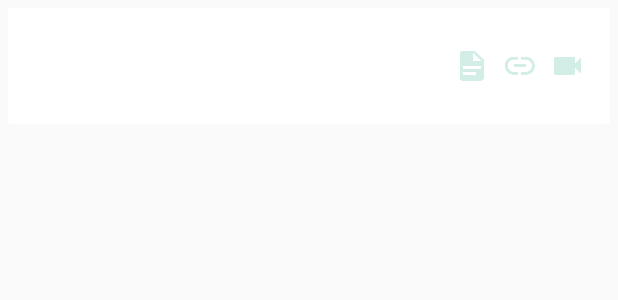
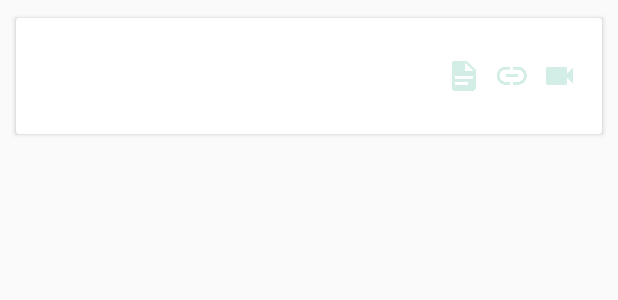
Before and after one commit to HeyYZU/HeyYZU-Android, an Android app: the layout item_material.xml on its own in the app's theme, with its tools: preview values and no code run, on a phone screen of 412 x 824 dp. Shown: the top 300 px of the screen. Run offline under Robolectric (Android 15) with nearby library versions, the phone set to English and light mode, and no system bars.

Commit message:
Unified card view margin inside recyclerview

```diff
--- a/app/src/main/res/layout/item_material.xml
+++ b/app/src/main/res/layout/item_material.xml
@@ -2,8 +2,11 @@
 <android.support.v7.widget.CardView xmlns:android="http://schemas.android.com/apk/res/android"
     android:layout_width="match_parent"
     android:layout_height="wrap_content"
-    android:layout_margin="5dp"
-    app:cardElevation="0dp"
+    android:elevation="0dp"
+    app:cardUseCompatPadding="true"
+    android:layout_marginTop="8dp"
+    android:layout_marginLeft="8dp"
+    android:layout_marginRight="8dp"
     xmlns:app="http://schemas.android.com/apk/res-auto">
 
     <android.support.constraint.ConstraintLayout
--- a/app/src/main/res/layout/recycle_view.xml
+++ b/app/src/main/res/layout/recycle_view.xml
@@ -24,7 +24,10 @@
         app:layout_behavior="@string/appbar_scrolling_view_behavior"
         app:layout_constraintTop_toTopOf="parent"
         app:layout_constraintLeft_toLeftOf="parent"
-        app:layout_constraintRight_toRightOf="parent" />
+        app:layout_constraintRight_toRightOf="parent"
+        android:clipToPadding="false"
+        android:paddingBottom="8dp"
+        />
 
     <android.support.constraint.ConstraintLayout
         android:id="@+id/exception_view"
```
Also changed, not shown: app/src/main/res/layout/item_announcement.xml (+5 -2 lines), app/src/main/res/layout/item_homework.xml (+5 -2 lines).
